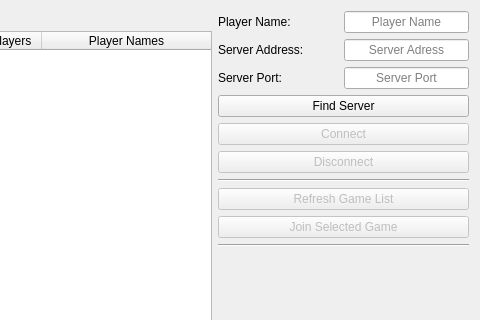
johankytt/SudokuMP, file client/lobby.ui: the form before one commit; both pictures show x 370 to 850 and y 0 to 320 of the 850 by 660 pixel window.
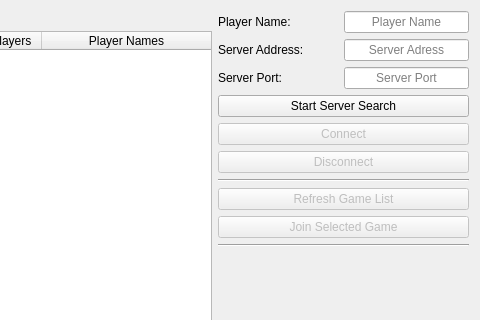
The form after the commit.

Commit message: Added server discovery routine. Closes #52. Closes #53.

```diff
--- a/client/lobby.ui
+++ b/client/lobby.ui
@@ -215,7 +215,7 @@
      <item>
       <widget class="QPushButton" name="findServerButton">
        <property name="text">
-        <string>Find Server</string>
+        <string>Start Server Search</string>
        </property>
       </widget>
      </item>
```
The commit also changes 5 other files.
